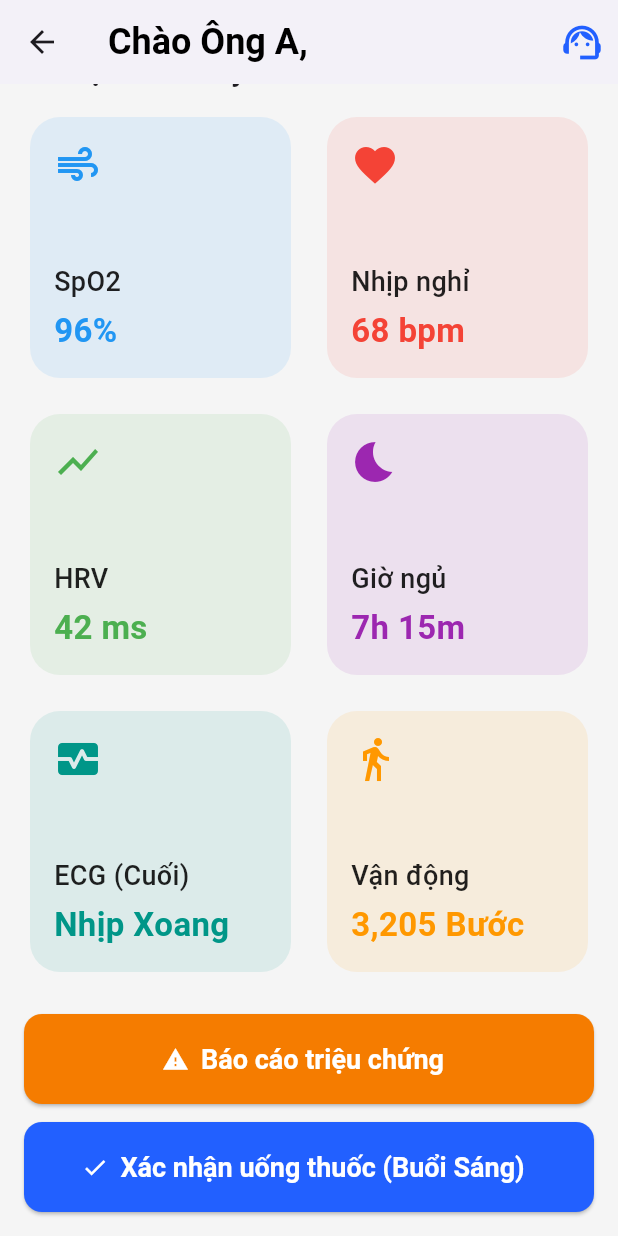
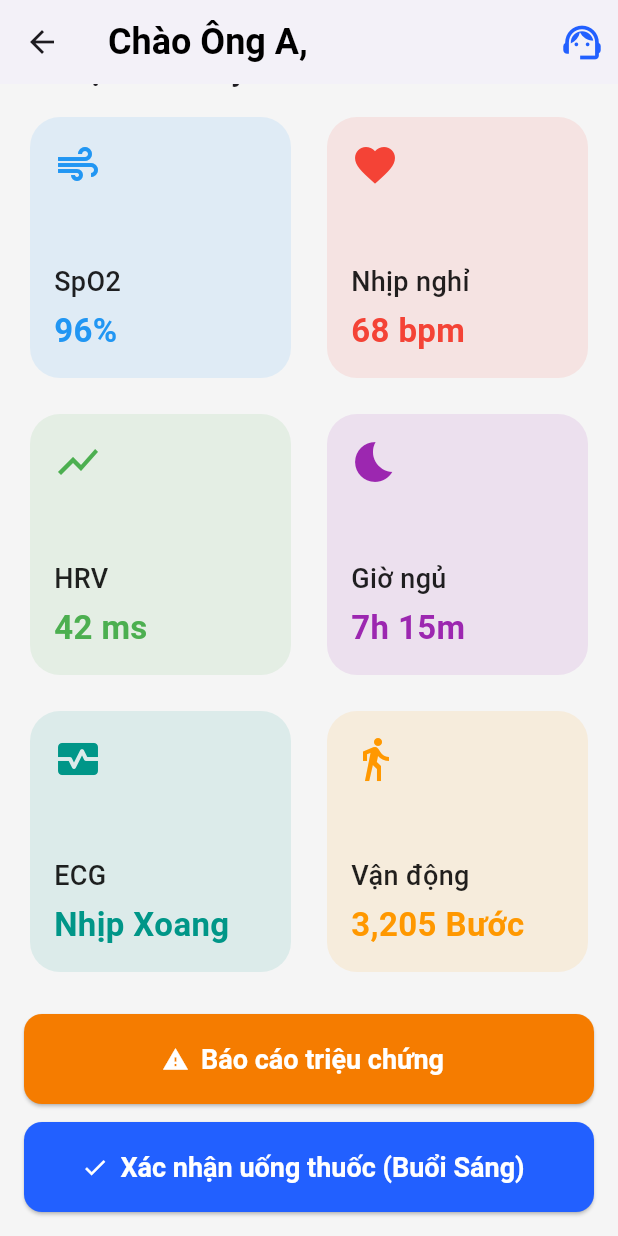
Before and after one commit to Thinhskyduck/smartheart-app, a Flutter app: the DashboardScreen screen opened directly, scrolled down 289 dp, on a phone screen of 412 x 824 dp. Run offline on Flutter 3.47's test engine with Material 3 defaults, Android fonts, the phone set to English and light mode, and no system bars; our stand-ins replace fl_chart.

Commit message:
Update ECG metric card label
Changed the label of the ECG metric card from 'ECG (Cuối)' to 'ECG' for clarity and consistency in the dashboard screen.

```diff
--- a/lib/dashboard_screen.dart
+++ b/lib/dashboard_screen.dart
@@ -140,7 +140,7 @@ class _DashboardScreenState extends State<DashboardScreen> {
                   _buildMetricCard("Nhịp nghỉ", hrValue, Icons.favorite, Colors.red),
                   _buildMetricCard("HRV", hrvValue, Icons.show_chart, Colors.green),
                   _buildMetricCard("Giờ ngủ", sleepValue, Icons.bedtime, Colors.purple),
-                  _buildMetricCard("ECG (Cuối)", ecgValue, Icons.monitor_heart, Colors.teal),
+                  _buildMetricCard("ECG", ecgValue, Icons.monitor_heart, Colors.teal),
                   _buildMetricCard("Vận động", activityValue, Icons.directions_walk, Colors.orange),
                 ],
               ),
```
